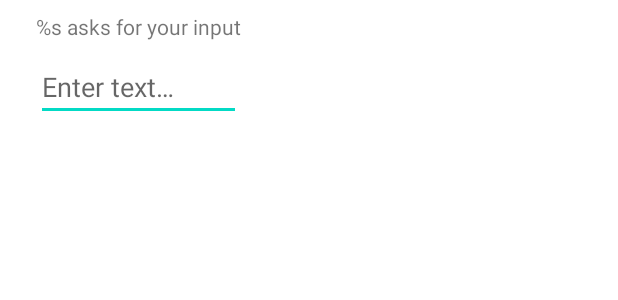
After one commit to R-dado/test4, an Android app: the layout dialog_input.xml on its own in the app's theme, with its tools: preview values and no code run, on a phone screen of 412 x 824 dp. The commit adds this screen. Shown: the top 300 px of the screen. Run offline under Robolectric (Android 15) with nearby library versions, the phone set to English and light mode, and no system bars.

Commit message:
Added input, several style changes
- Added input request dialog (shows prompt from <META> to user and after submission requests `url?user_input` from server)
- Added distinction between gemini and non-gemini links
- Minor links style change (touch reaction, removed underline)
- Bottom bar buttons style change

```diff
--- a/app/src/main/java/com/sermah/gembrowser/data/ContentManager.kt
+++ b/app/src/main/java/com/sermah/gembrowser/data/ContentManager.kt
@@ -15,9 +15,8 @@ object ContentManager {
     var pagesHistory: MutableList<ContentPage> = mutableListOf()
 
     fun requestUri(uri: Uri, saveCurrentInHistory: Boolean = true) {
-        if (uri.scheme != "gemini") return
-
-        GeminiClient.connectAndRetrieve(
+        if (uri.scheme != "gemini") onNonGeminiScheme(uri)
+        else GeminiClient.connectAndRetrieve(
             uri = uri,
             onSuccess = fun(header, body) {
                 val meta = header.substring(3)
--- a/app/src/main/java/com/sermah/gembrowser/data/GeminiClient.kt
+++ b/app/src/main/java/com/sermah/gembrowser/data/GeminiClient.kt
@@ -22,7 +22,7 @@ import javax.net.ssl.X509TrustManager
 
 
 object GeminiClient {
-    lateinit var socketFactory: SocketFactory
+    var socketFactory: SocketFactory
 
     init {
         // Create SocketFactory that allows self-signed certificates (disables certificate validation O_o)
--- a/app/src/main/java/com/sermah/gembrowser/model/LineStyle.kt
+++ b/app/src/main/java/com/sermah/gembrowser/model/LineStyle.kt
@@ -9,13 +9,14 @@ data class LineStyle (
     var padBottom   : Float     = 0f,  // Dp
     var padStart    : Float     = 16f, // Dp
     var padEnd      : Float     = 16f, // Dp
-    var lineSpacing  : Float    = 0f, // Sp
+    var lineSpacing : Float     = 0f, // Sp
     var color       : TextColor = TextColor(),
     var style       : TextStyle = TextStyle.NORMAL, // normal, bold, italic, bold_italic
     var align       : Alignment = Alignment.START,
     var typeface    : Typeface? = null,
     var prefix      : String    = "",
     var postfix     : String    = "",
+    var nowrap      : Boolean   = false
     ) {
 
     enum class Alignment {
--- /dev/null
+++ b/app/src/main/res/layout/dialog_input.xml
@@ -0,0 +1,28 @@
+<?xml version="1.0" encoding="utf-8"?>
+<LinearLayout xmlns:android="http://schemas.android.com/apk/res/android"
+    xmlns:tools="http://schemas.android.com/tools"
+    android:layout_width="wrap_content"
+    android:layout_height="wrap_content"
+    android:paddingTop="8dp"
+    android:paddingStart="24dp"
+    android:paddingEnd="24dp"
+    android:orientation="vertical">
+
+    <TextView
+        android:id="@+id/dialog_input_server_name"
+        android:layout_width="match_parent"
+        android:layout_height="wrap_content"
+        android:layout_marginBottom="8dp"
+        tools:text="@string/dialog_input_server_name"
+        />
+
+    <EditText
+        android:id="@+id/dialog_input_field"
+        android:layout_width="match_parent"
+        android:layout_height="wrap_content"
+        android:inputType="text"
+        android:singleLine="true"
+        android:hint="@string/dialog_input_hint"
+        android:importantForAutofill="no" />
+
+</LinearLayout>
--- a/app/src/main/res/values/strings.xml
+++ b/app/src/main/res/values/strings.xml
@@ -1,4 +1,9 @@
 <resources>
     <string name="app_name">Gem Browser</string>
     <string name="intent_label">Open Gemini Capsule</string>
+    <string name="dialog_input_hint">Enter text…</string>
+    <string name="dialog_input_server_name">%s asks for your input</string>
+    <string name="dialog_input_submit">Send</string>
+    <string name="general_cancel">Cancel</string>
+    <string name="dialog_input_title">Input Request</string>
 </resources>
--- a/app/src/main/res/values/styles.xml
+++ b/app/src/main/res/values/styles.xml
@@ -6,10 +6,7 @@
         <item name="android:insetBottom">0dp</item>
         <item name="android:paddingStart">12dp</item>
         <item name="android:paddingEnd">12dp</item>
-        <item name="android:minWidth">48dp</item>
-        <item name="android:minHeight">48dp</item>
-        <item name="android:background">@null</item>
-        <item name="android:foreground">?attr/selectableItemBackground</item>
+        <item name="android:background">?android:selectableItemBackgroundBorderless</item>
         <item name="android:tint">?attr/colorOnBackground</item>
     </style>
 
@@ -22,5 +19,4 @@
         <item name="android:paddingTop">6dp</item>
         <item name="android:paddingBottom">6dp</item>
     </style>
-
 </resources>
```
Also changed, not shown: app/src/main/java/com/sermah/gembrowser/BrowserActivity.kt (+16 -8 lines), app/src/main/java/com/sermah/gembrowser/adapter/ContentAdapter.kt (+6 -2 lines), app/src/main/java/com/sermah/gembrowser/data/StyleManager.kt (+12 -3 lines), app/src/main/java/com/sermah/gembrowser/view/LineView.kt (+48 -2 lines), app/src/main/res/layout/activity_browser.xml (+5 -5 lines).
